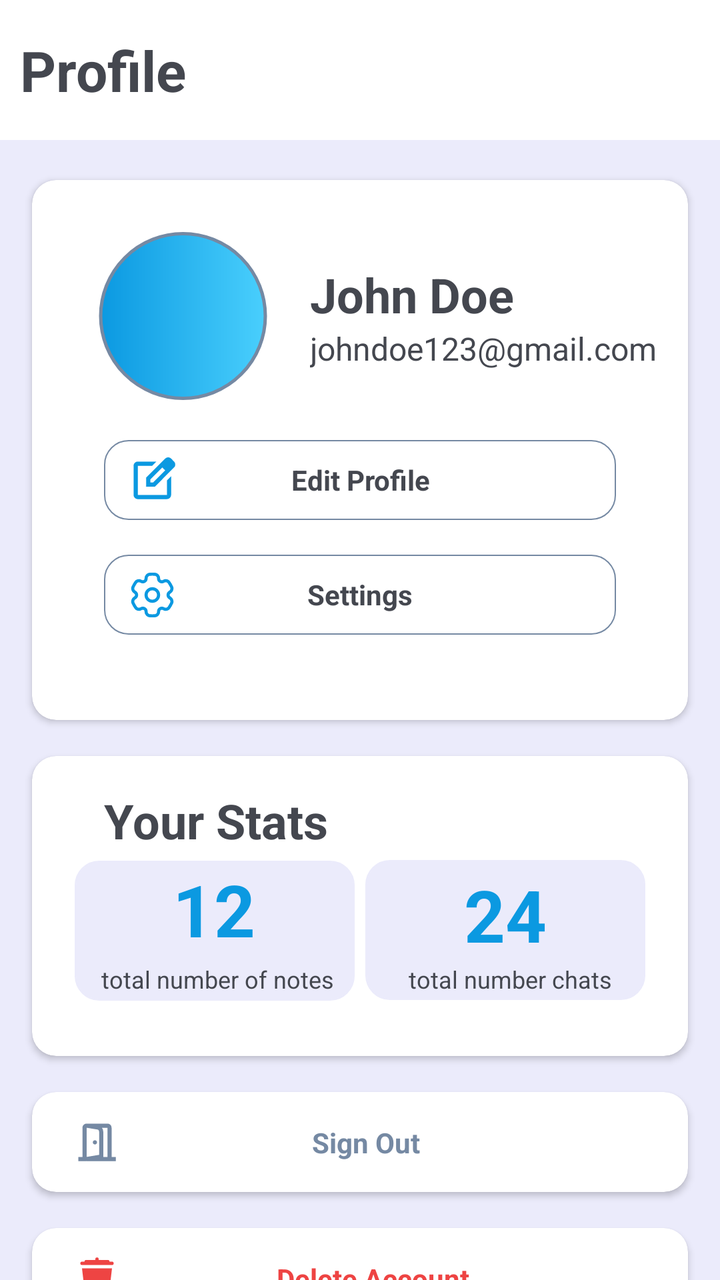
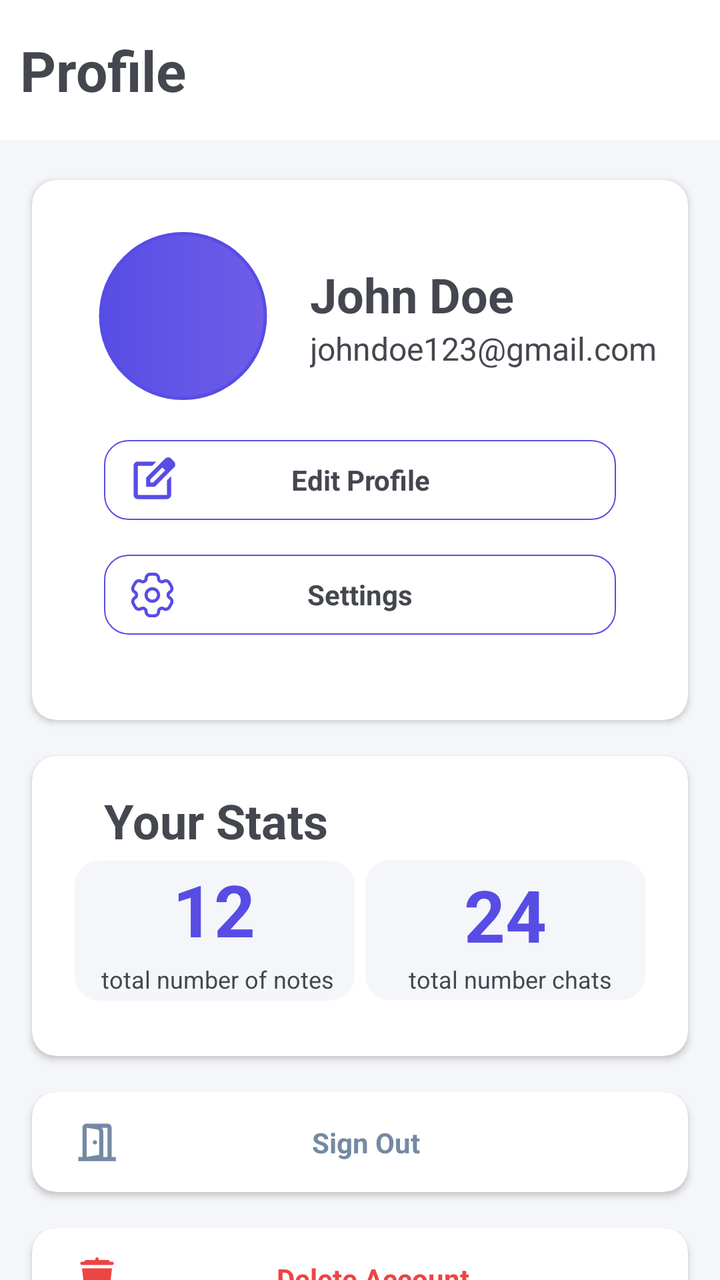

Compare the two renders of this Android layout. The source of the first and the diff that turns it into the second are given below.
<!-- AndroidManifest.xml: application theme Theme.UserManagementSystem -->
<!-- res/layout/fragment_users.xml -->
<?xml version="1.0" encoding="utf-8"?>
<layout xmlns:android="http://schemas.android.com/apk/res/android"
    xmlns:tools="http://schemas.android.com/tools"
    xmlns:app="http://schemas.android.com/apk/res-auto">

    <data>

    </data>

    <androidx.constraintlayout.widget.ConstraintLayout
        android:layout_width="match_parent"
        android:layout_height="match_parent"
        tools:context=".dev.ui.fragments.UsersFragment"
        android:background="@color/lightgrey"
        >
        <View
            android:id="@+id/appbar"
            android:layout_width="0dp"
            android:layout_height="70dp"

            android:background="@color/white"
            app:layout_constraintStart_toStartOf="parent"
            app:layout_constraintEnd_toEndOf="parent"
            app:layout_constraintTop_toTopOf="parent"
            android:padding="12dp"
            />
        <TextView

            android:layout_width="wrap_content"
            android:layout_height="wrap_content"
            android:gravity="center"
            app:layout_constraintTop_toTopOf="@id/appbar"
            app:layout_constraintStart_toStartOf="@id/appbar"
            app:layout_constraintBottom_toBottomOf="@id/appbar"
            android:layout_marginLeft="10dp"
            android:text="Profile"
            android:textSize="28sp"
            android:textStyle="bold"/>


        <androidx.cardview.widget.CardView
            android:id="@+id/cv1"
            android:layout_width="0dp"
            android:layout_height="270dp"
            android:layout_marginTop="20dp"
            android:layout_marginHorizontal="16dp"
            app:layout_constraintTop_toBottomOf="@id/appbar"
            app:layout_constraintStart_toStartOf="parent"
            app:layout_constraintEnd_toEndOf="parent"
            app:cardCornerRadius="12dp"
            android:elevation="5dp"

            >
            <androidx.constraintlayout.widget.ConstraintLayout
                android:layout_width="match_parent"
                android:layout_height="match_parent"
                android:padding="16dp">

                <ImageView
                    android:id="@+id/circularimage"
                    android:layout_width="87dp"
                    android:layout_height="84dp"
                    android:layout_marginTop="10dp"
                    android:elevation="6dp"
                    android:src="@drawable/gradient_circle"
                    app:layout_constraintBottom_toBottomOf="parent"
                    app:layout_constraintEnd_toEndOf="parent"
                    app:layout_constraintHorizontal_bias="0.076"
                    app:layout_constraintStart_toStartOf="parent"
                    app:layout_constraintTop_toTopOf="parent"
                    app:layout_constraintVertical_bias="0.0" />

                <TextView
                    android:id="@+id/name"
                    android:layout_width="wrap_content"
                    android:layout_marginLeft="20dp"
                    android:layout_height="wrap_content"
                    app:layout_constraintStart_toEndOf="@id/circularimage"
                    app:layout_constraintTop_toTopOf="@id/circularimage"
                    app:layout_constraintBottom_toTopOf="@id/email"
                    android:text="John Doe"
                    app:layout_constraintVertical_chainStyle="packed"
                    android:textSize="24sp"
                    android:textStyle="bold"
                    />
                <TextView
                    android:id="@+id/email"
                    android:layout_width="wrap_content"
                    android:layout_height="wrap_content"
                    app:layout_constraintStart_toStartOf="@id/name"
                    app:layout_constraintTop_toBottomOf="@id/name"
                    app:layout_constraintBottom_toBottomOf="@id/circularimage"
                    android:text="johndoe123@gmail.com"
                    android:textSize="16sp"
                    />

                <TextView
                    android:id="@+id/edit"
                    android:layout_width="0dp"
                    android:layout_height="40dp"
                    android:layout_marginHorizontal="20dp"
                    android:layout_marginTop="20dp"
                    android:layout_marginBottom="12dp"
                    android:background="@drawable/crylindrical_bg"
                    android:gravity="center"
                    android:padding="5dp"
                    android:text="Edit Profile"
                    android:textStyle="bold"
                    app:layout_constraintEnd_toEndOf="parent"
                    app:layout_constraintHorizontal_bias="0.937"

                    app:layout_constraintStart_toStartOf="parent"
                    app:layout_constraintTop_toBottomOf="@id/circularimage" />

                <TextView
                    android:id="@+id/settings"
                    android:layout_width="0dp"
                    android:layout_height="40dp"
                    android:layout_marginHorizontal="20dp"
                    android:layout_marginBottom="20dp"
                    android:background="@drawable/crylindrical_bg"
                    android:gravity="center"
                    android:text="Settings"
                    android:textStyle="bold"
                    app:layout_constraintBottom_toBottomOf="parent"
                    app:layout_constraintEnd_toEndOf="parent"
                    app:layout_constraintHorizontal_bias="1.0"
                    app:layout_constraintStart_toStartOf="parent"

                    app:layout_constraintTop_toBottomOf="@id/edit"
                    app:layout_constraintVertical_bias="0.727" />

                <ImageView
                    android:layout_width="25dp"
                    android:layout_height="25dp"
                    app:layout_constraintStart_toStartOf="@id/edit"
                    app:layout_constraintEnd_toEndOf="@id/edit"
                    app:layout_constraintTop_toTopOf="@id/edit"
                    app:layout_constraintBottom_toBottomOf="@id/edit"
                    app:layout_constraintHorizontal_bias="0.05"
                    android:src="@drawable/outline_edit_square_24"
                    app:tint="@color/darkblue"

                    />
                <ImageView
                    android:layout_width="25dp"
                    android:layout_height="25dp"
                    app:layout_constraintStart_toStartOf="@id/settings"
                    app:layout_constraintEnd_toEndOf="@id/settings"
                    app:layout_constraintTop_toTopOf="@id/settings"
                    app:layout_constraintBottom_toBottomOf="@id/settings"
                    app:layout_constraintHorizontal_bias="0.05"
                    android:src="@drawable/settings_svgrepo_com"
                    app:tint="@color/darkblue"

                    />

            </androidx.constraintlayout.widget.ConstraintLayout>
        </androidx.cardview.widget.CardView>


        <androidx.cardview.widget.CardView
            android:id="@+id/cv2"
            android:layout_width="match_parent"
            android:layout_marginTop="18dp"
            android:layout_height="150dp"
            app:layout_constraintTop_toBottomOf="@id/cv1"
            android:layout_marginHorizontal="16dp"
            app:cardCornerRadius="12dp"

            >
            <androidx.constraintlayout.widget.ConstraintLayout

                android:layout_width="match_parent"
                android:layout_height="match_parent"
                android:padding="16dp">

                <TextView
                    android:id="@+id/stats"
                    android:layout_width="wrap_content"
                    android:layout_height="wrap_content"
                    android:layout_marginStart="20dp"
                    android:text="Your Stats"
                    android:textSize="24sp"
                    android:textStyle="bold"
                    app:layout_constraintStart_toStartOf="parent"
                    app:layout_constraintTop_toTopOf="parent"
                    app:layout_constraintVertical_chainStyle="packed" />

                <View
                    android:id="@+id/total_notes"
                    android:layout_width="140dp"

                    android:layout_height="70dp"
                    android:background="@drawable/crylindrical_bg"
                    android:backgroundTint="@color/lightgrey"
                    app:layout_constraintBottom_toBottomOf="parent"
                    app:layout_constraintEnd_toStartOf="@id/total_chats"
                    app:layout_constraintStart_toStartOf="parent"
                    app:layout_constraintTop_toBottomOf="@id/stats"
                    app:layout_constraintVertical_bias="0.257" />

                <View
                    android:id="@+id/total_chats"
                    android:layout_width="140dp"
                    android:layout_height="70dp"
                    android:background="@drawable/crylindrical_bg"
                    android:backgroundTint="@color/lightgrey"
                    app:layout_constraintBottom_toBottomOf="parent"
                    app:layout_constraintEnd_toEndOf="parent"
                    app:layout_constraintHorizontal_bias="1.0"
                    app:layout_constraintStart_toEndOf="@id/total_notes"
                    app:layout_constraintTop_toTopOf="@id/stats"
                    app:layout_constraintVertical_bias="0.75" />

                <TextView
                    android:id="@+id/stat_total_notes_number"
                    android:layout_width="44dp"
                    android:layout_height="51dp"
                    android:text="12"
                    android:textColor="@color/darkblue"
                    android:textSize="36sp"
                    android:textStyle="bold"
                    app:layout_constraintBottom_toTopOf="@id/stat_total_notes_heading"
                    app:layout_constraintEnd_toEndOf="@id/total_notes"
                    app:layout_constraintHorizontal_bias="0.51"
                    app:layout_constraintStart_toStartOf="@id/total_notes"
                    app:layout_constraintTop_toTopOf="@id/total_notes"
                    app:layout_constraintVertical_bias="1.0" />

                <TextView
                    android:id="@+id/stat_total_notes_heading"
                    android:layout_width="wrap_content"
                    android:layout_height="wrap_content"
                    android:text="total number of notes"

                    android:textSize="12sp"
                    app:layout_constraintBottom_toBottomOf="@id/total_notes"
                    app:layout_constraintEnd_toEndOf="@id/total_notes"
                    app:layout_constraintHorizontal_bias="0.565"
                    app:layout_constraintStart_toStartOf="@id/total_notes"
                    app:layout_constraintTop_toBottomOf="@id/stat_total_chat_number"
                    app:layout_constraintVertical_bias="0.0"
                    app:layout_constraintVertical_chainStyle="spread" />

                <TextView
                    android:id="@+id/stat_total_chat_number"
                    android:layout_width="wrap_content"
                    android:layout_height="wrap_content"
                    android:text="24"
                    android:textColor="@color/darkblue"
                    android:textSize="36sp"
                    android:textStyle="bold"
                    app:layout_constraintBottom_toBottomOf="@id/total_chats"
                    app:layout_constraintEnd_toEndOf="@id/total_chats"
                    app:layout_constraintStart_toStartOf="@id/total_chats"
                    app:layout_constraintTop_toTopOf="@id/total_chats"

                    app:layout_constraintVertical_bias="0.134" />
                <TextView
                    android:id="@+id/stat_total_chats_heading"
                    android:layout_width="wrap_content"
                    android:layout_height="wrap_content"
                    android:text="total number chats"

                    android:textSize="12sp"
                    app:layout_constraintBottom_toBottomOf="@id/total_chats"
                    app:layout_constraintEnd_toEndOf="@id/total_chats"
                    app:layout_constraintHorizontal_bias="0.565"
                    app:layout_constraintStart_toStartOf="@id/total_chats"
                    app:layout_constraintTop_toBottomOf="@id/stat_total_chat_number"
                    app:layout_constraintVertical_bias="0.0"
                    app:layout_constraintVertical_chainStyle="spread" />

            </androidx.constraintlayout.widget.ConstraintLayout>

        </androidx.cardview.widget.CardView>
        <androidx.cardview.widget.CardView
            android:id="@+id/cv3"
            android:layout_width="0dp"
            android:layout_height="50dp"
            app:layout_constraintStart_toStartOf="parent"
            app:layout_constraintEnd_toEndOf="parent"
            app:layout_constraintTop_toBottomOf="@id/cv2"
            android:layout_marginHorizontal="16sp"
            app:cardCornerRadius="12dp"
            android:layout_marginTop="18dp"
            android:elevation="5dp"

            >
        <androidx.constraintlayout.widget.ConstraintLayout
            android:layout_gravity="center_horizontal"
            android:layout_width="match_parent"
            android:layout_height="match_parent">

            <TextView
                android:id="@+id/logout_text"
                android:layout_width="wrap_content"
                android:layout_height="wrap_content"
                android:text="Sign Out"
                android:textStyle="bold"
                android:textColor="@color/grey"
                app:layout_constraintBottom_toBottomOf="parent"
                app:layout_constraintEnd_toEndOf="parent"
                app:layout_constraintHorizontal_bias="0.415"
                app:layout_constraintStart_toEndOf="@id/logout_icon"
                app:layout_constraintTop_toTopOf="parent"
              />

            <ImageView
                android:id="@+id/logout_icon"
                android:layout_width="25dp"
                android:layout_height="25dp"
                android:src="@drawable/outline_door_open_24"
                app:layout_constraintBottom_toBottomOf="parent"
                android:layout_marginLeft="20dp"
                app:tint="@color/grey"
                app:layout_constraintStart_toStartOf="parent"
                app:layout_constraintTop_toTopOf="parent"
                app:layout_constraintVertical_bias="0.5" />


        </androidx.constraintlayout.widget.ConstraintLayout>
        </androidx.cardview.widget.CardView>
        <androidx.cardview.widget.CardView
            android:id="@+id/cv4"
            android:layout_width="0dp"
            android:layout_height="50dp"
            app:layout_constraintStart_toStartOf="parent"
            app:layout_constraintEnd_toEndOf="parent"
            app:layout_constraintTop_toBottomOf="@id/cv3"
            android:layout_marginHorizontal="16sp"
            app:cardCornerRadius="12dp"
            android:layout_marginTop="18dp"
            android:elevation="5dp"

            >
            <androidx.constraintlayout.widget.ConstraintLayout
                android:layout_gravity="center_horizontal"
                android:layout_width="match_parent"
                android:layout_height="match_parent">

                <TextView
                    android:id="@+id/delete_text"
                    android:layout_width="wrap_content"
                    android:layout_height="wrap_content"
                    android:text="Delete Account"
                    android:textStyle="bold"
                    android:textColor="@color/red"
                    app:layout_constraintBottom_toBottomOf="parent"
                    app:layout_constraintEnd_toEndOf="parent"
                    app:layout_constraintHorizontal_bias="0.415"
                    app:layout_constraintStart_toEndOf="@id/delete_icon"
                    app:layout_constraintTop_toTopOf="parent"
                    />

                <ImageView
                    android:id="@+id/delete_icon"
                    android:layout_width="25dp"
                    android:layout_height="25dp"
                    android:src="@drawable/delete"
                    app:layout_constraintBottom_toBottomOf="parent"
                    android:layout_marginLeft="20dp"
                    app:tint="@color/red"
                    app:layout_constraintStart_toStartOf="parent"
                    app:layout_constraintTop_toTopOf="parent"
                    app:layout_constraintVertical_bias="0.5" />


            </androidx.constraintlayout.widget.ConstraintLayout>


        </androidx.cardview.widget.CardView>








    </androidx.constraintlayout.widget.ConstraintLayout>
</layout>
<!-- resources referenced by this layout -->
<resources>
  <color name="darkblue">#0B99E1</color>
  <color name="grey">#7589A3</color>
  <color name="lightgrey">#EBEBFB</color>
  <color name="red">#EE4443</color>
  <color name="white">#FFFFFFFF</color>
  <!-- drawable crylindrical_bg (drawable) -->
  <?xml version="1.0" encoding="utf-8"?>
  <shape android:shape="rectangle" xmlns:android="http://schemas.android.com/apk/res/android">
  <stroke android:width="0.8dp" android:color="@color/grey"/>
      <corners android:radius="12dp"/>
  </shape>
  <!-- drawable delete (drawable) -->
  <vector xmlns:android="http://schemas.android.com/apk/res/android"
      android:width="30dp"
      android:height="30dp"
      android:viewportWidth="30"
      android:viewportHeight="30">
    <path
        android:fillColor="#FF000000"
        android:pathData="M14.984,2.486A1,1 0,0 0,14 3.5L14,4L8.5,4A1,1 0,0 0,7.486 5L6,5A1,1 0,1 0,6 7L24,7A1,1 0,1 0,24 5L22.514,5A1,1 0,0 0,21.5 4L16,4L16,3.5A1,1 0,0 0,14.984 2.486zM6,9L7.793,24.234C7.911,25.241 8.763,26 9.777,26L20.223,26C21.237,26 22.088,25.241 22.207,24.234L24,9L6,9z"/>
  </vector>
  <!-- drawable gradient_circle (drawable) -->
  <?xml version="1.0" encoding="utf-8"?>
  <shape android:shape="oval" xmlns:android="http://schemas.android.com/apk/res/android">
  <size android:width="100dp" android:height="100dp"/>
      <gradient android:startColor="@color/darkblue" android:endColor="@color/skyblue"/>
      <stroke android:color="@color/grey" android:width="2dp"/>
  
  
  </shape>
  <!-- drawable outline_door_open_24 (drawable) -->
  <vector xmlns:android="http://schemas.android.com/apk/res/android" android:height="24dp" android:tint="#000000" android:viewportHeight="960" android:viewportWidth="960" android:width="24dp">
        
      <path android:fillColor="@android:color/white" android:pathData="M440,520Q457,520 468.5,508.5Q480,497 480,480Q480,463 468.5,451.5Q457,440 440,440Q423,440 411.5,451.5Q400,463 400,480Q400,497 411.5,508.5Q423,520 440,520ZM280,840L280,760L520,720L520,275Q520,260 511,248Q502,236 488,234L280,200L280,120L500,156Q544,164 572,197Q600,230 600,274L600,786L280,840ZM120,840L120,760L200,760L200,200Q200,166 223.5,143Q247,120 280,120L680,120Q714,120 737,143Q760,166 760,200L760,760L840,760L840,840L120,840ZM280,760L680,760L680,200Q680,200 680,200Q680,200 680,200L280,200Q280,200 280,200Q280,200 280,200L280,760Z"/>
      
  </vector>
  <!-- drawable outline_edit_square_24 (drawable) -->
  <vector xmlns:android="http://schemas.android.com/apk/res/android" android:height="24dp" android:tint="#000000" android:viewportHeight="960" android:viewportWidth="960" android:width="24dp">
        
      <path android:fillColor="@color/darkblue" android:pathData="M200,840Q167,840 143.5,816.5Q120,793 120,760L120,200Q120,167 143.5,143.5Q167,120 200,120L557,120L477,200L200,200Q200,200 200,200Q200,200 200,200L200,760Q200,760 200,760Q200,760 200,760L760,760Q760,760 760,760Q760,760 760,760L760,482L840,402L840,760Q840,793 816.5,816.5Q793,840 760,840L200,840ZM480,480Q480,480 480,480Q480,480 480,480L480,480Q480,480 480,480Q480,480 480,480L480,480L480,480L480,480L480,480L480,480L480,480Q480,480 480,480Q480,480 480,480ZM360,600L360,430L727,63Q739,51 754,45Q769,39 784,39Q800,39 814.5,45Q829,51 841,63L897,120Q908,132 914,146.5Q920,161 920,176Q920,191 914.5,205.5Q909,220 897,232L530,600L360,600ZM841,176L841,176L785,120L785,120L841,176ZM440,520L496,520L728,288L700,260L671,232L440,463L440,520ZM700,260L671,232L671,232L700,260L728,288L728,288L700,260Z"
          android:strokeLineJoin="round"
          android:strokeWidth="1.5"
          android:fillType="evenOdd"
          android:strokeColor="@color/black"
          android:strokeLineCap="round"/>
  
  
  
  </vector>
  <style name="Theme.UserManagementSystem" parent="Base.Theme.UserManagementSystem" />
  <color name="skyblue">#49CFFD</color>
  <color name="black">#FF000000</color>
  <style name="Base.Theme.UserManagementSystem" parent="Theme.Material3.DynamicColors.DayNight.NoActionBar">
          
          
      </style>
  <!-- unchanged entries left out for length: 1 -->
</resources>

<!-- the commit's change to res/layout/fragment_users.xml (unified diff, before → after) -->
@@ -139,7 +139,7 @@
                     app:layout_constraintBottom_toBottomOf="@id/edit"
                     app:layout_constraintHorizontal_bias="0.05"
                     android:src="@drawable/outline_edit_square_24"
-                    app:tint="@color/darkblue"
+                    app:tint="@color/darkpurple"
 
                     />
                 <ImageView
@@ -151,7 +151,7 @@
                     app:layout_constraintBottom_toBottomOf="@id/settings"
                     app:layout_constraintHorizontal_bias="0.05"
                     android:src="@drawable/settings_svgrepo_com"
-                    app:tint="@color/darkblue"
+                    app:tint="@color/darkpurple"
 
                     />
 
@@ -218,9 +218,10 @@
                     android:layout_width="44dp"
                     android:layout_height="51dp"
                     android:text="12"
-                    android:textColor="@color/darkblue"
+                    android:textColor="@color/darkpurple"
                     android:textSize="36sp"
                     android:textStyle="bold"
+
                     app:layout_constraintBottom_toTopOf="@id/stat_total_notes_heading"
                     app:layout_constraintEnd_toEndOf="@id/total_notes"
                     app:layout_constraintHorizontal_bias="0.51"
@@ -248,7 +249,7 @@
                     android:layout_width="wrap_content"
                     android:layout_height="wrap_content"
                     android:text="24"
-                    android:textColor="@color/darkblue"
+                    android:textColor="@color/darkpurple"
                     android:textSize="36sp"
                     android:textStyle="bold"
                     app:layout_constraintBottom_toBottomOf="@id/total_chats"
<!-- resource entries referenced after the edit -->
@@ -1,14 +1,15 @@
 <!-- resources referenced by this layout -->
 <resources>
+  <color name="darkpurple">#574DE5</color>
   <color name="darkblue">#0B99E1</color>
   <color name="grey">#7589A3</color>
-  <color name="lightgrey">#EBEBFB</color>
+  <color name="lightgrey">#F5F6F9</color>
   <color name="red">#EE4443</color>
   <color name="white">#FFFFFFFF</color>
   <!-- drawable crylindrical_bg (drawable) -->
   <?xml version="1.0" encoding="utf-8"?>
   <shape android:shape="rectangle" xmlns:android="http://schemas.android.com/apk/res/android">
-  <stroke android:width="0.8dp" android:color="@color/grey"/>
+  <stroke android:width="0.8dp" android:color="@color/darkpurple"/>
       <corners android:radius="12dp"/>
   </shape>
   <!-- drawable delete (drawable) -->
@@ -25,8 +26,8 @@
   <?xml version="1.0" encoding="utf-8"?>
   <shape android:shape="oval" xmlns:android="http://schemas.android.com/apk/res/android">
   <size android:width="100dp" android:height="100dp"/>
-      <gradient android:startColor="@color/darkblue" android:endColor="@color/skyblue"/>
-      <stroke android:color="@color/grey" android:width="2dp"/>
+      <gradient android:startColor="@color/darkpurple" android:endColor="@color/lightpurple"/>
+      <stroke android:color="@color/darkpurple" android:width="2dp"/>
   
   
   </shape>
@@ -50,11 +51,12 @@
   
   </vector>
   <style name="Theme.UserManagementSystem" parent="Base.Theme.UserManagementSystem" />
-  <color name="skyblue">#49CFFD</color>
+  <color name="lightpurple">#6F5DE8</color>
   <color name="black">#FF000000</color>
   <style name="Base.Theme.UserManagementSystem" parent="Theme.Material3.DynamicColors.DayNight.NoActionBar">
           
           
+  
       </style>
   <!-- unchanged entries left out for length: 1 -->
 </resources>
